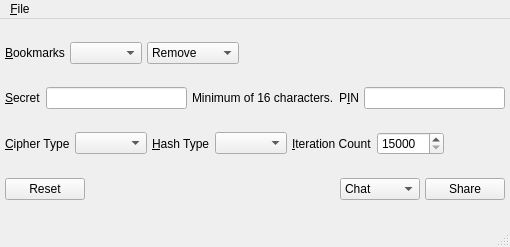
This is branches/trunk/GoldBug-UI/echo-key-share.ui in textbrowser/spot-on as Qt 5 draws it before an edit. The edited form follows.
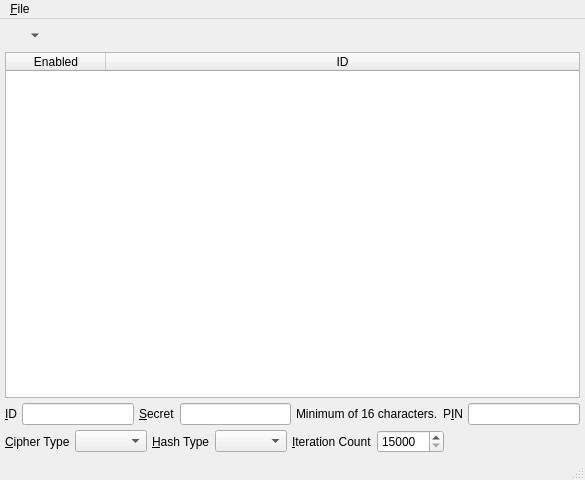
This is the edited form. Icons and pictures are not drawn.

Commit message: Echo sharing work.

```diff
--- a/branches/trunk/GoldBug-UI/echo-key-share.ui
+++ b/branches/trunk/GoldBug-UI/echo-key-share.ui
@@ -6,8 +6,8 @@
    <rect>
     <x>0</x>
     <y>0</y>
-    <width>510</width>
-    <height>247</height>
+    <width>585</width>
+    <height>480</height>
    </rect>
   </property>
   <property name="windowIcon">
@@ -28,37 +28,19 @@
        <number>5</number>
       </property>
       <item>
-       <widget class="QLabel" name="label_7">
+       <widget class="QToolButton" name="menu">
         <property name="text">
-         <string>&amp;Bookmarks</string>
+         <string/>
         </property>
         <property name="buddy">
          <cstring>bookmarks</cstring>
         </property>
-       </widget>
-      </item>
-      <item>
-       <widget class="QComboBox" name="bookmarks">
-        <property name="sizeAdjustPolicy">
-         <enum>QComboBox::AdjustToContents</enum>
+        <property name="popupMode">
+         <enum>QToolButton::MenuButtonPopup</enum>
         </property>
-       </widget>
-      </item>
-      <item>
-       <widget class="QComboBox" name="remove">
-        <property name="sizeAdjustPolicy">
-         <enum>QComboBox::AdjustToContents</enum>
+        <property name="autoRaise">
+         <bool>true</bool>
         </property>
-        <item>
-         <property name="text">
-          <string>Remove</string>
-         </property>
-        </item>
-        <item>
-         <property name="text">
-          <string>Remove All</string>
-         </property>
-        </item>
        </widget>
       </item>
       <item>
@@ -76,11 +58,44 @@
       </item>
      </layout>
     </item>
+    <item>
+     <widget class="QTableWidget" name="table">
+      <property name="horizontalScrollMode">
+       <enum>QAbstractItemView::ScrollPerPixel</enum>
+      </property>
+      <attribute name="horizontalHeaderStretchLastSection">
+       <bool>true</bool>
+      </attribute>
+      <column>
+       <property name="text">
+        <string>Enabled</string>
+       </property>
+      </column>
+      <column>
+       <property name="text">
+        <string>ID</string>
+       </property>
+      </column>
+     </widget>
+    </item>
     <item>
      <layout class="QHBoxLayout" name="horizontalLayout_2">
       <property name="spacing">
        <number>5</number>
       </property>
+      <item>
+       <widget class="QLabel" name="label">
+        <property name="text">
+         <string>&amp;ID</string>
+        </property>
+        <property name="buddy">
+         <cstring>lineEdit</cstring>
+        </property>
+       </widget>
+      </item>
+      <item>
+       <widget class="QLineEdit" name="lineEdit"/>
+      </item>
       <item>
        <widget class="QLabel" name="label_2">
         <property name="text">
@@ -190,69 +205,6 @@
       </item>
      </layout>
     </item>
-    <item>
-     <layout class="QHBoxLayout" name="horizontalLayout_6">
-      <property name="spacing">
-       <number>5</number>
-      </property>
-      <item>
-       <widget class="QPushButton" name="reset">
-        <property name="text">
-         <string>Reset</string>
-        </property>
-       </widget>
-      </item>
-      <item>
-       <spacer name="horizontalSpacer_6">
-        <property name="orientation">
-         <enum>Qt::Horizontal</enum>
-        </property>
-        <property name="sizeHint" stdset="0">
-         <size>
-          <width>40</width>
-          <height>20</height>
-         </size>
-        </property>
-       </spacer>
-      </item>
-      <item>
-       <widget class="QComboBox" name="comboBox">
-        <item>
-         <property name="text">
-          <string>Chat</string>
-         </property>
-        </item>
-        <item>
-         <property name="text">
-          <string>E-Mail</string>
-         </property>
-        </item>
-        <item>
-         <property name="text">
-          <string>Poptastic</string>
-         </property>
-        </item>
-        <item>
-         <property name="text">
-          <string>Rosetta</string>
-         </property>
-        </item>
-        <item>
-         <property name="text">
-          <string>URL</string>
-         </property>
-        </item>
-       </widget>
-      </item>
-      <item>
-       <widget class="QPushButton" name="share">
-        <property name="text">
-         <string>Share</string>
-        </property>
-       </widget>
-      </item>
-     </layout>
-    </item>
    </layout>
   </widget>
   <widget class="QMenuBar" name="menubar">
@@ -260,7 +212,7 @@
     <rect>
      <x>0</x>
      <y>0</y>
-     <width>510</width>
+     <width>585</width>
      <height>27</height>
     </rect>
    </property>
```
Left out of the diff: 13 changed lines with no effect on the pictures. The commit also changes 10 other files.
